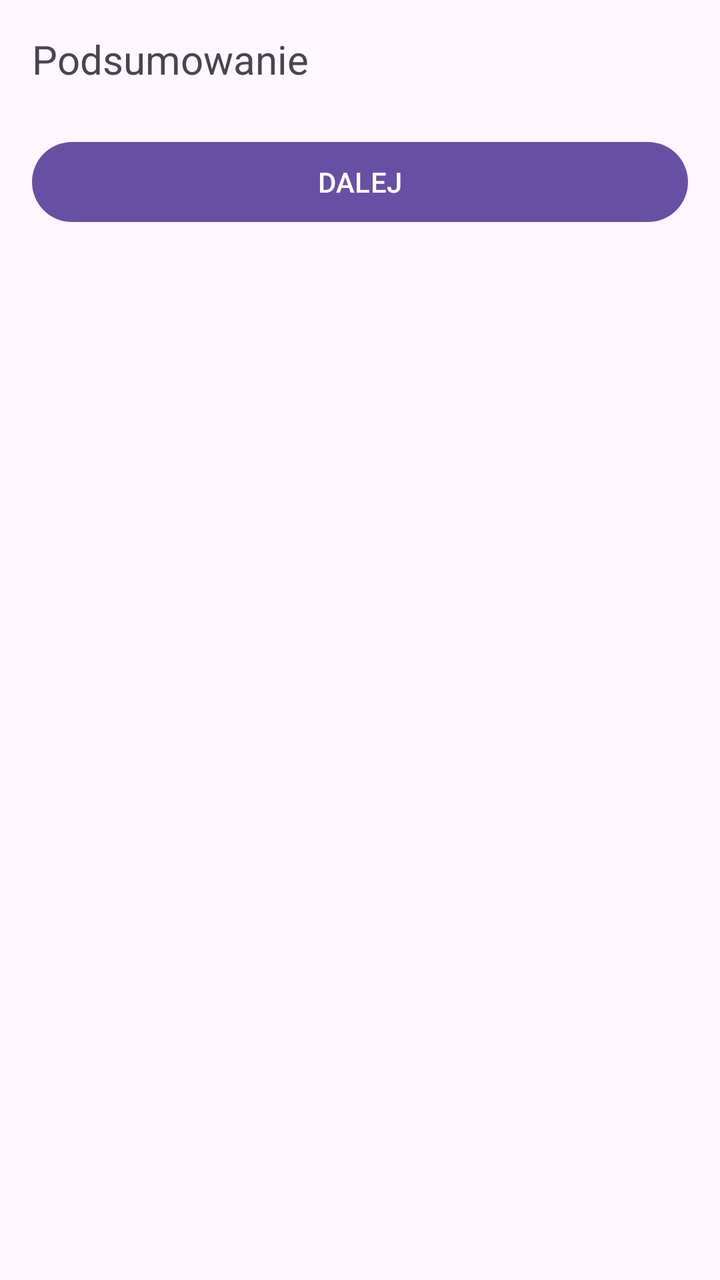
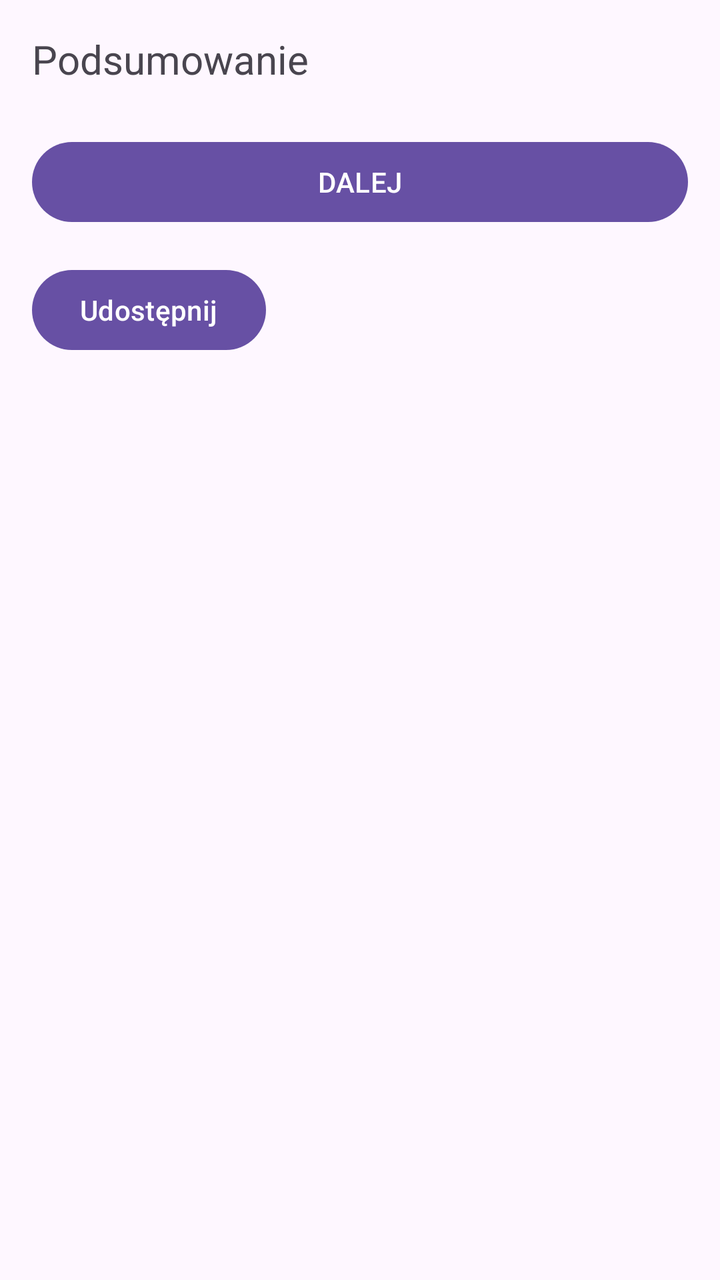

An Android layout rendered at two revisions. The XML below is the earlier revision; the diff shows what the commit changed to produce the second picture.
<!-- AndroidManifest.xml: application theme Theme._08_01_dwaekrany -->
<!-- res/layout/activity_summary.xml -->
<?xml version="1.0" encoding="utf-8"?>
<LinearLayout xmlns:android="http://schemas.android.com/apk/res/android"
    android:layout_width="match_parent"
    android:layout_height="match_parent"
    android:orientation="vertical"
    android:padding="16dp">

    <TextView
        android:id="@+id/tvSummary"
        android:layout_width="match_parent"
        android:layout_height="wrap_content"
        android:text="Podsumowanie"
        android:textSize="20sp" />

    <Button
        android:id="@+id/btnNext"
        android:layout_width="match_parent"
        android:layout_height="wrap_content"
        android:layout_marginTop="24dp"
        android:text="DALEJ" />

</LinearLayout>
<!-- resources referenced by this layout -->
<resources>
  <style name="Theme._08_01_dwaekrany" parent="Base.Theme._08_01_dwaekrany" />
  <style name="Base.Theme._08_01_dwaekrany" parent="Theme.Material3.DayNight.NoActionBar">
          
          
      </style>
</resources>

<!-- the commit's change to res/layout/activity_summary.xml (unified diff, before → after) -->
@@ -19,4 +19,11 @@
         android:layout_marginTop="24dp"
         android:text="DALEJ" />
 
+    <Button
+        android:id="@+id/btnShare"
+        android:layout_width="wrap_content"
+        android:layout_height="wrap_content"
+        android:layout_marginTop="16dp"
+        android:text="Udostępnij" />
+
 </LinearLayout>
